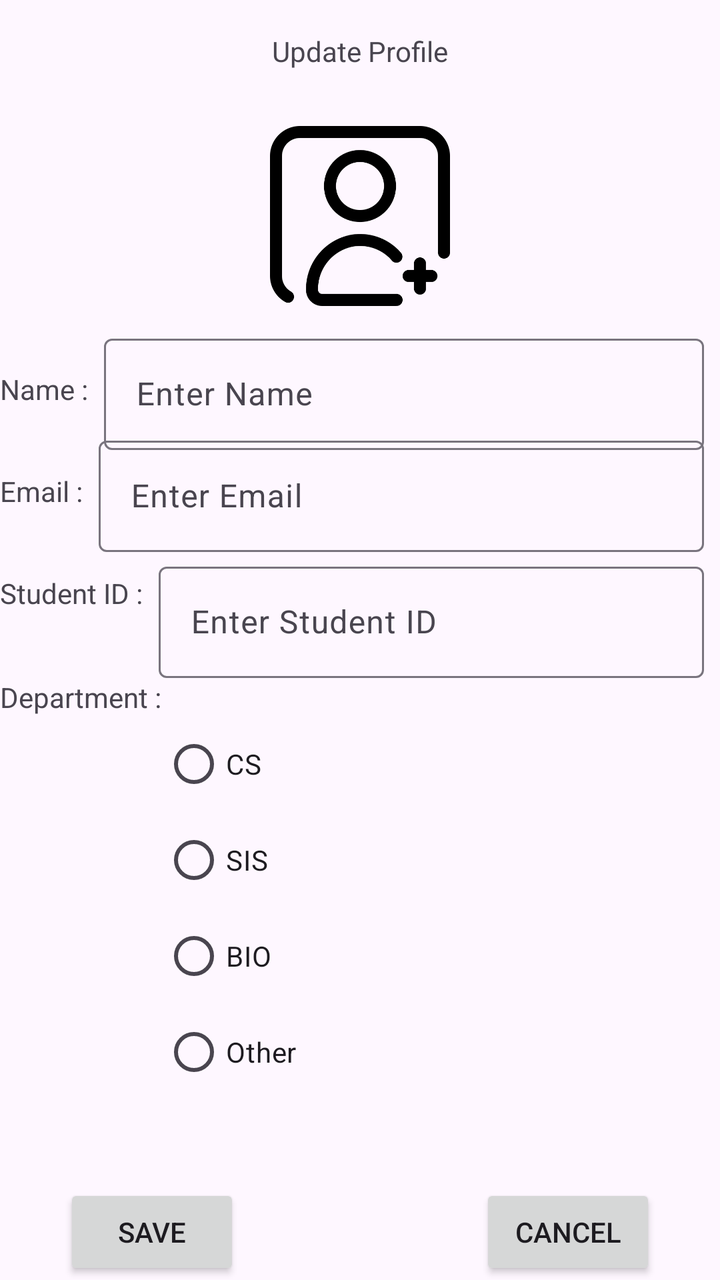
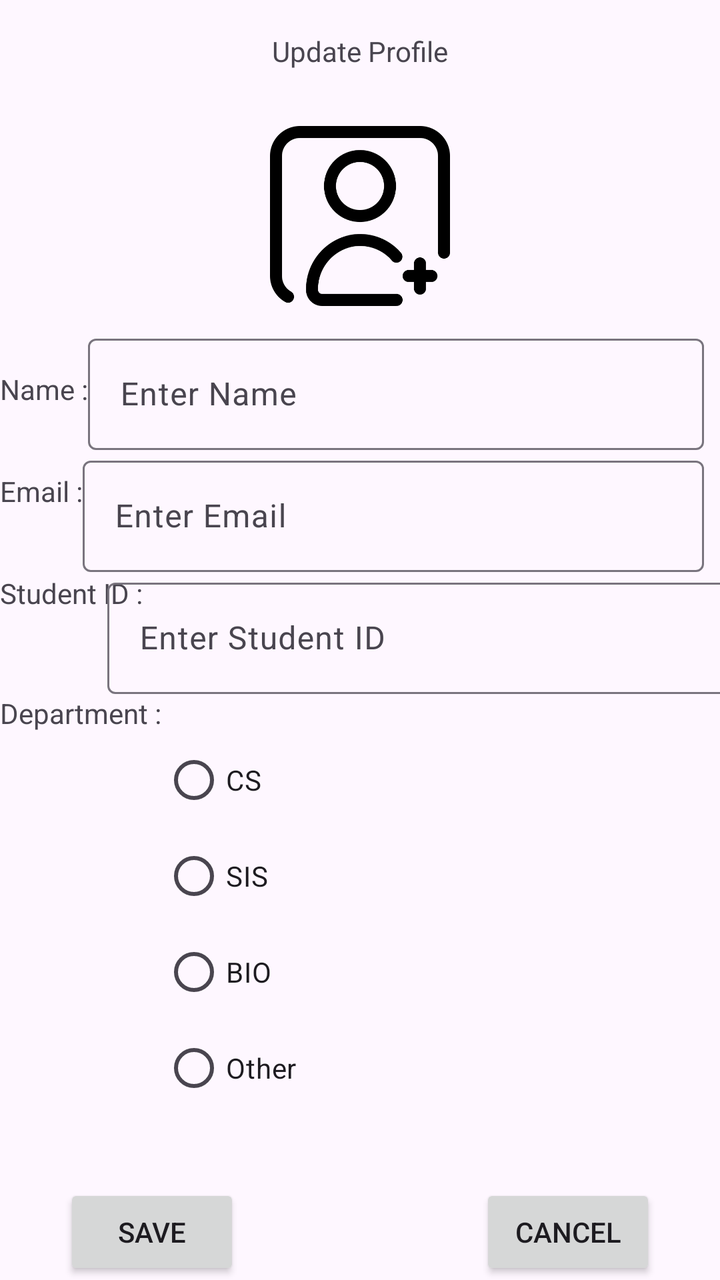

Two renders of the same Android screen: before a commit and after it. Below are the layout's source before the change and the commit's diff.
<!-- AndroidManifest.xml: application theme Theme.Assignment4 -->
<!-- res/layout/activity_edit_profile.xml -->
<?xml version="1.0" encoding="utf-8"?>
<androidx.constraintlayout.widget.ConstraintLayout xmlns:android="http://schemas.android.com/apk/res/android"
    xmlns:app="http://schemas.android.com/apk/res-auto"
    xmlns:tools="http://schemas.android.com/tools"
    android:id="@+id/main"
    android:layout_width="match_parent"
    android:layout_height="match_parent"
    tools:context=".EditProfile">

    <TextView
        android:id="@+id/textView11"
        android:layout_width="wrap_content"
        android:layout_height="wrap_content"
        android:layout_marginTop="16dp"
        android:text="@string/update_title"
        app:layout_constraintEnd_toEndOf="parent"
        app:layout_constraintStart_toStartOf="parent"
        app:layout_constraintTop_toTopOf="parent" />

    <ImageView
        android:id="@+id/editProfileImageView"
        android:layout_width="90dp"
        android:layout_height="90dp"
        android:layout_marginTop="28dp"
        app:layout_constraintEnd_toEndOf="parent"
        app:layout_constraintStart_toStartOf="parent"
        app:layout_constraintTop_toBottomOf="@+id/textView11"
        app:srcCompat="@drawable/select_image" />

    <TextView
        android:id="@+id/textView12"
        android:layout_width="wrap_content"
        android:layout_height="wrap_content"
        android:layout_marginTop="32dp"
        android:text="@string/landing_name"
        app:layout_constraintStart_toStartOf="parent"
        app:layout_constraintTop_toBottomOf="@+id/editProfileImageView" />

    <TextView
        android:id="@+id/textView13"
        android:layout_width="wrap_content"
        android:layout_height="wrap_content"
        android:layout_marginTop="32dp"
        android:text="@string/landing_email"
        app:layout_constraintStart_toStartOf="parent"
        app:layout_constraintTop_toBottomOf="@+id/textView12" />

    <TextView
        android:id="@+id/textView14"
        android:layout_width="wrap_content"
        android:layout_height="wrap_content"
        android:layout_marginTop="32dp"
        android:text="@string/landing_suid"
        app:layout_constraintStart_toStartOf="parent"
        app:layout_constraintTop_toBottomOf="@+id/textView13" />

    <com.google.android.material.textfield.TextInputLayout
        android:layout_width="0dp"
        android:layout_height="wrap_content"
        android:layout_marginStart="8dp"
        android:layout_marginTop="32dp"
        android:layout_marginEnd="8dp"
        android:layout_marginBottom="32dp"
        app:layout_constraintBottom_toBottomOf="@+id/textView12"
        app:layout_constraintEnd_toEndOf="parent"
        app:layout_constraintStart_toEndOf="@+id/textView12"
        app:layout_constraintTop_toTopOf="@+id/textView12">

        <com.google.android.material.textfield.TextInputEditText
            android:id="@+id/editNameTextInputEditView"
            android:layout_width="match_parent"
            android:layout_height="wrap_content"
            android:hint="@string/name_hint" />
    </com.google.android.material.textfield.TextInputLayout>

    <com.google.android.material.textfield.TextInputLayout
        android:layout_width="0dp"
        android:layout_height="wrap_content"
        android:layout_marginStart="8dp"
        android:layout_marginTop="32dp"
        android:layout_marginEnd="8dp"
        android:layout_marginBottom="32dp"
        app:layout_constraintBottom_toBottomOf="@+id/textView13"
        app:layout_constraintEnd_toEndOf="parent"
        app:layout_constraintStart_toEndOf="@+id/textView13"
        app:layout_constraintTop_toTopOf="@+id/textView13">

        <com.google.android.material.textfield.TextInputEditText
            android:id="@+id/editEmailTextInputEditView"
            android:layout_width="match_parent"
            android:layout_height="wrap_content"
            android:hint="@string/email_hint" />
    </com.google.android.material.textfield.TextInputLayout>

    <com.google.android.material.textfield.TextInputLayout
        android:id="@+id/textInputLayout"
        android:layout_width="0dp"
        android:layout_height="wrap_content"
        android:layout_marginStart="8dp"
        android:layout_marginTop="32dp"
        android:layout_marginEnd="8dp"
        android:layout_marginBottom="8dp"
        app:layout_constraintBottom_toBottomOf="@+id/textView14"
        app:layout_constraintEnd_toEndOf="parent"
        app:layout_constraintStart_toEndOf="@+id/textView14"
        app:layout_constraintTop_toTopOf="@+id/textView14">

        <com.google.android.material.textfield.TextInputEditText
            android:id="@+id/editSuidTextInputEditText"
            android:layout_width="match_parent"
            android:layout_height="wrap_content"
            android:hint="@string/suid_hint" />
    </com.google.android.material.textfield.TextInputLayout>

    <TextView
        android:id="@+id/textView15"
        android:layout_width="wrap_content"
        android:layout_height="wrap_content"
        android:text="@string/landing_department"
        app:layout_constraintStart_toStartOf="parent"
        app:layout_constraintTop_toBottomOf="@+id/textInputLayout" />

    <RadioGroup
        android:id="@+id/editRadioGroup"
        android:layout_width="wrap_content"
        android:layout_height="wrap_content"
        app:layout_constraintStart_toEndOf="@+id/textView15"
        app:layout_constraintTop_toBottomOf="@+id/textView15">

        <RadioButton
            android:id="@+id/editCSRadioButton"
            android:layout_width="match_parent"
            android:layout_height="wrap_content"
            android:text="@string/CS" />

        <RadioButton
            android:id="@+id/editSisRadioButton"
            android:layout_width="match_parent"
            android:layout_height="wrap_content"
            android:text="@string/SIS" />

        <RadioButton
            android:id="@+id/editBioRadioButton"
            android:layout_width="match_parent"
            android:layout_height="wrap_content"
            android:text="@string/BIO" />

        <RadioButton
            android:id="@+id/editOtherRadioButton"
            android:layout_width="match_parent"
            android:layout_height="wrap_content"
            android:text="@string/Other" />
    </RadioGroup>

    <Button
        android:id="@+id/editSaveButton"
        android:layout_width="wrap_content"
        android:layout_height="wrap_content"
        android:layout_marginStart="32dp"
        android:text="@string/save_button"
        app:layout_constraintBottom_toBottomOf="parent"
        app:layout_constraintStart_toStartOf="parent" />

    <Button
        android:id="@+id/editCancelButton"
        android:layout_width="wrap_content"
        android:layout_height="wrap_content"
        android:layout_marginEnd="32dp"
        android:text="@string/cancel_button"
        app:layout_constraintBottom_toBottomOf="parent"
        app:layout_constraintEnd_toEndOf="parent" />
</androidx.constraintlayout.widget.ConstraintLayout>
<!-- resources referenced by this layout -->
<resources>
  <!-- drawable select_image: png bitmap (drawable, 15846 bytes) -->
  <string name="BIO">BIO</string>
  <string name="CS">CS</string>
  <string name="Other">Other</string>
  <string name="SIS">SIS</string>
  <string name="cancel_button">Cancel</string>
  <string name="email_hint">Enter Email</string>
  <string name="landing_department">Department : </string>
  <string name="landing_email">Email : </string>
  <string name="landing_name">Name : </string>
  <string name="landing_suid">Student ID : </string>
  <string name="name_hint">Enter Name</string>
  <string name="save_button">Save</string>
  <string name="suid_hint">Enter Student ID</string>
  <string name="update_title">Update Profile</string>
  <style name="Theme.Assignment4" parent="Base.Theme.Assignment4" />
  <style name="Base.Theme.Assignment4" parent="Theme.Material3.DayNight.NoActionBar">
          
          
      </style>
</resources>

<!-- the commit's change to res/layout/activity_edit_profile.xml (unified diff, before → after) -->
@@ -55,9 +55,9 @@
         app:layout_constraintTop_toBottomOf="@+id/textView13" />
 
     <com.google.android.material.textfield.TextInputLayout
+        android:id="@+id/textInputLayout2"
         android:layout_width="0dp"
         android:layout_height="wrap_content"
-        android:layout_marginStart="8dp"
         android:layout_marginTop="32dp"
         android:layout_marginEnd="8dp"
         android:layout_marginBottom="32dp"
@@ -74,16 +74,13 @@
     </com.google.android.material.textfield.TextInputLayout>
 
     <com.google.android.material.textfield.TextInputLayout
+        android:id="@+id/textInputLayout3"
         android:layout_width="0dp"
         android:layout_height="wrap_content"
-        android:layout_marginStart="8dp"
-        android:layout_marginTop="32dp"
         android:layout_marginEnd="8dp"
-        android:layout_marginBottom="32dp"
-        app:layout_constraintBottom_toBottomOf="@+id/textView13"
         app:layout_constraintEnd_toEndOf="parent"
         app:layout_constraintStart_toEndOf="@+id/textView13"
-        app:layout_constraintTop_toTopOf="@+id/textView13">
+        app:layout_constraintTop_toBottomOf="@+id/textInputLayout2">
 
         <com.google.android.material.textfield.TextInputEditText
             android:id="@+id/editEmailTextInputEditView"
@@ -94,16 +91,11 @@
 
     <com.google.android.material.textfield.TextInputLayout
         android:id="@+id/textInputLayout"
-        android:layout_width="0dp"
+        android:layout_width="324dp"
         android:layout_height="wrap_content"
-        android:layout_marginStart="8dp"
-        android:layout_marginTop="32dp"
-        android:layout_marginEnd="8dp"
-        android:layout_marginBottom="8dp"
-        app:layout_constraintBottom_toBottomOf="@+id/textView14"
         app:layout_constraintEnd_toEndOf="parent"
         app:layout_constraintStart_toEndOf="@+id/textView14"
-        app:layout_constraintTop_toTopOf="@+id/textView14">
+        app:layout_constraintTop_toBottomOf="@+id/textInputLayout3">
 
         <com.google.android.material.textfield.TextInputEditText
             android:id="@+id/editSuidTextInputEditText"
